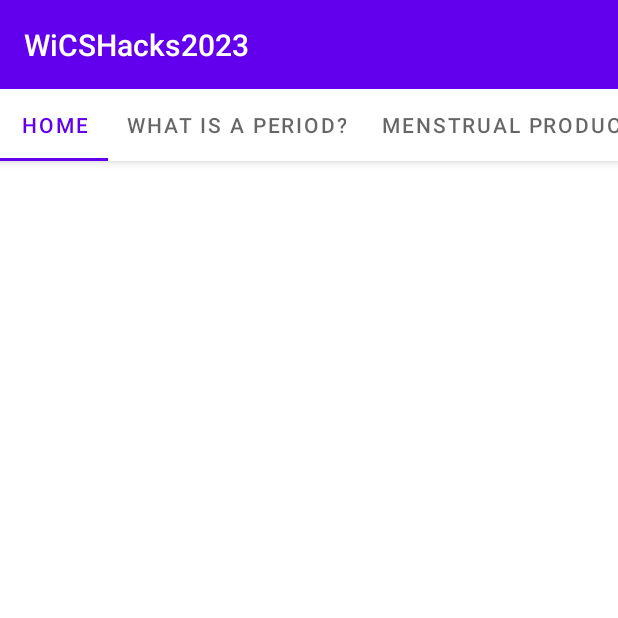
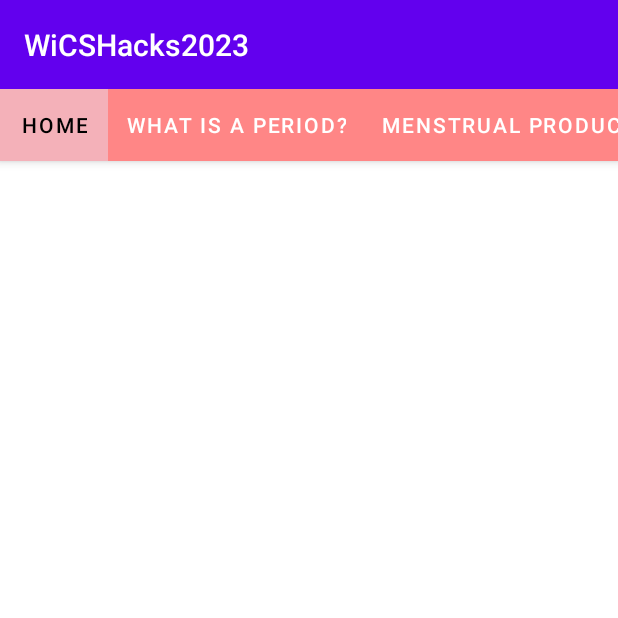
Before and after one commit to sakura-lxver/WiCSHacks2023, an Android app: the screen it shows after launch (MainActivity), on a phone screen of 412 x 824 dp, the top half of it. Run offline under Robolectric (Android 15) with nearby library versions, the phone set to English and light mode, and no system bars; 1 statement that could not run was skipped.

Commit message:
changed tab colors - larissa

```diff
--- a/app/src/main/java/com/alea/wicshacks2023/MainActivity.kt
+++ b/app/src/main/java/com/alea/wicshacks2023/MainActivity.kt
@@ -1,5 +1,6 @@
 package com.alea.wicshacks2023
 
+import android.graphics.Color
 import android.os.Bundle
 import com.google.android.material.floatingactionbutton.FloatingActionButton
 import com.google.android.material.snackbar.Snackbar
@@ -27,6 +28,7 @@ private lateinit var binding: ActivityMainBinding
         val tabs: TabLayout = binding.tabs
         tabs.setupWithViewPager(viewPager)
         tabs.setTabMode(TabLayout.MODE_SCROLLABLE)
+        tabs.setTabTextColors(Color.parseColor("#ffffff"), Color.parseColor("#000000"))
 
 
 
--- /dev/null
+++ b/app/src/main/res/drawable/backgroundtab.xml
@@ -0,0 +1,4 @@
+<selector xmlns:android="http://schemas.android.com/apk/res/android">
+    <item android:state_selected="true" android:drawable="@color/tabactive"/>
+    <item android:drawable="@color/tabcolor"/>
+</selector>
--- a/app/src/main/res/layout/activity_main.xml
+++ b/app/src/main/res/layout/activity_main.xml
@@ -25,6 +25,8 @@
         <com.google.android.material.tabs.TabLayout
             android:id="@+id/tabs"
             android:layout_width="match_parent"
+            app:tabBackground="@drawable/backgroundtab"
+            app:tabIndicator="@color/tabactive"
             android:layout_height="wrap_content" />
     </com.google.android.material.appbar.AppBarLayout>
 
--- a/app/src/main/res/values/colors.xml
+++ b/app/src/main/res/values/colors.xml
@@ -7,4 +7,8 @@
     <color name="teal_700">#FF018786</color>
     <color name="black">#FF000000</color>
     <color name="white">#FFFFFFFF</color>
+
+    <color name="tabcolor">#FF8686</color>
+    <color name="tabactive">#F4B1B9</color>
+    <color name="tabindicator">#A47380</color>
 </resources>
```
